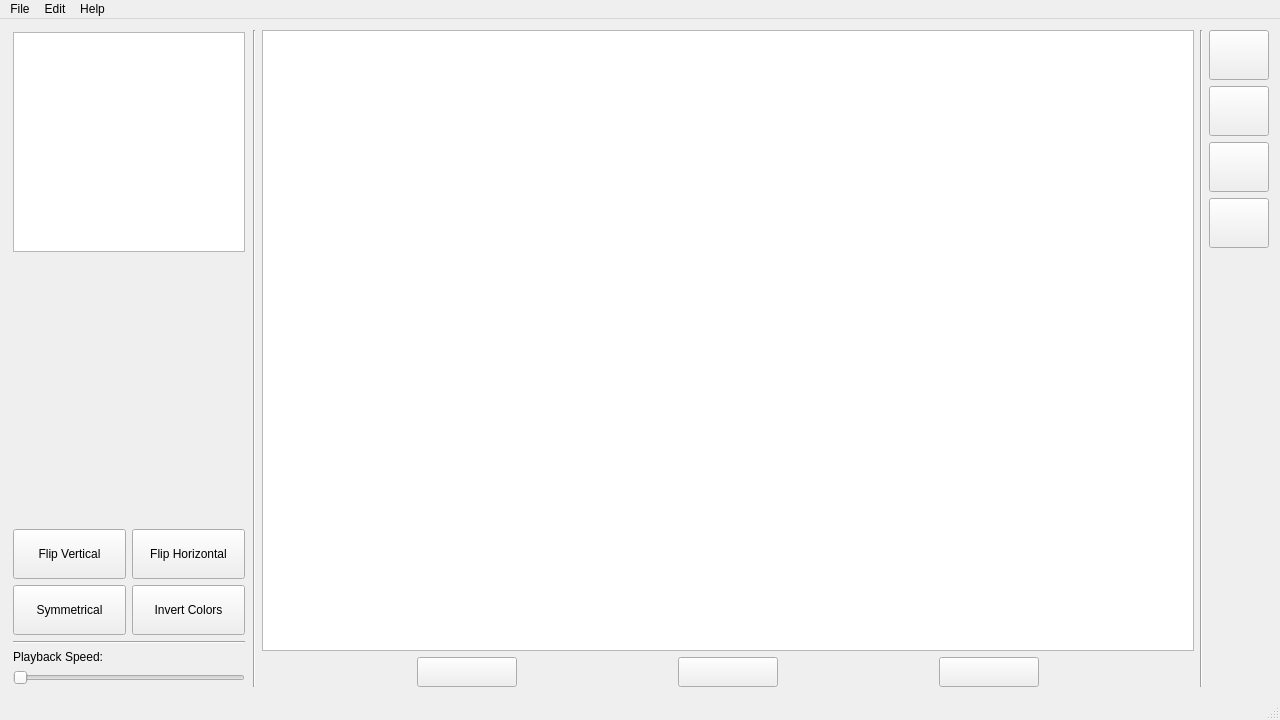
Old version of the form A6-SpriteEditor/A6-SpriteEditor/mainwindow.ui in the repository thePeterPan/CS3505-2016.
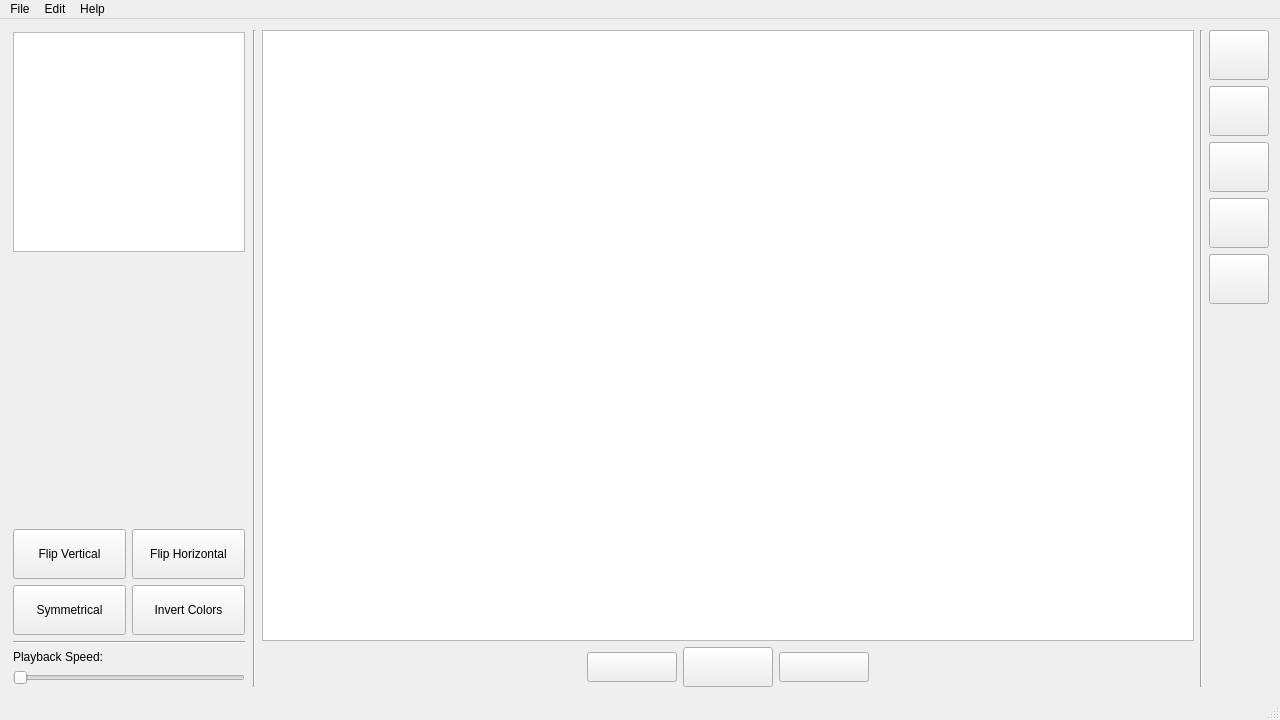
New version of the form. Icons and pictures are not drawn. Custom widgets are drawn as their Qt base class.

Commit message: added a hand button to hopefully implement a panning function

What changed in the file:
```diff
--- a/A6-SpriteEditor/A6-SpriteEditor/mainwindow.ui
+++ b/A6-SpriteEditor/A6-SpriteEditor/mainwindow.ui
@@ -206,6 +206,19 @@
         </item>
         <item>
          <layout class="QHBoxLayout" name="mainEditor_HLayout">
+          <item>
+           <spacer name="horizontalSpacer">
+            <property name="orientation">
+             <enum>Qt::Horizontal</enum>
+            </property>
+            <property name="sizeHint" stdset="0">
+             <size>
+              <width>40</width>
+              <height>20</height>
+             </size>
+            </property>
+           </spacer>
+          </item>
           <item>
            <widget class="QPushButton" name="prevFrame_pushButton">
             <property name="sizePolicy">
@@ -216,7 +229,7 @@
             </property>
             <property name="minimumSize">
              <size>
-              <width>100</width>
+              <width>90</width>
               <height>30</height>
              </size>
             </property>
@@ -245,8 +258,8 @@
             </property>
             <property name="minimumSize">
              <size>
-              <width>100</width>
-              <height>30</height>
+              <width>90</width>
+              <height>40</height>
              </size>
             </property>
             <property name="text">
@@ -274,7 +287,7 @@
             </property>
             <property name="minimumSize">
              <size>
-              <width>100</width>
+              <width>90</width>
               <height>30</height>
              </size>
             </property>
@@ -296,6 +309,19 @@
             </property>
            </widget>
           </item>
+          <item>
+           <spacer name="horizontalSpacer_2">
+            <property name="orientation">
+             <enum>Qt::Horizontal</enum>
+            </property>
+            <property name="sizeHint" stdset="0">
+             <size>
+              <width>40</width>
+              <height>20</height>
+             </size>
+            </property>
+           </spacer>
+          </item>
          </layout>
         </item>
        </layout>
@@ -416,6 +442,29 @@
           </property>
          </widget>
         </item>
+        <item>
+         <widget class="QPushButton" name="pushButton">
+          <property name="minimumSize">
+           <size>
+            <width>60</width>
+            <height>50</height>
+           </size>
+          </property>
+          <property name="text">
+           <string/>
+          </property>
+          <property name="icon">
+           <iconset resource="resources.qrc">
+            <normaloff>:/icons/icons/hand_white.svg</normaloff>:/icons/icons/hand_white.svg</iconset>
+          </property>
+          <property name="iconSize">
+           <size>
+            <width>30</width>
+            <height>30</height>
+           </size>
+          </property>
+         </widget>
+        </item>
         <item>
          <spacer name="verticalSpacer">
           <property name="orientation">
```
Left out of the diff: 8 changed lines with no effect on the pictures. The commit also changes 3 other files.
